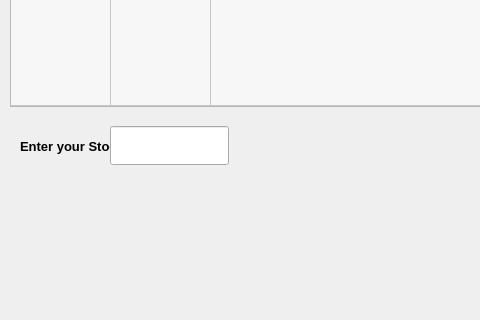
Old version of the form main.ui in the repository zethsqx/simple-qf-calc-py; both pictures show x 0 to 480 and y 194 to 514 of the 986 by 788 pixel window.
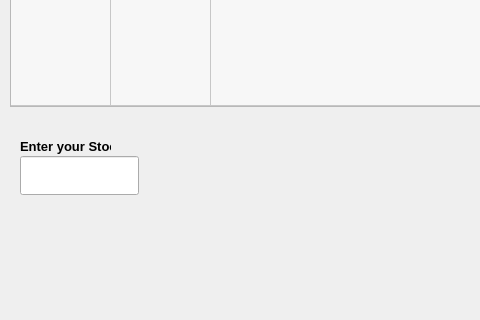
New version of the form.

Commit message: added searchstock.py - make use of a pre define list of stock stocklist.csv - contain the list of stock: stock symbol & stock full name edited main.py - binded serach text box and search button with searchstock.py

```diff
--- a/main.ui
+++ b/main.ui
@@ -122,8 +122,8 @@
    <widget class="QLineEdit" name="stockName">
     <property name="geometry">
      <rect>
-      <x>110</x>
-      <y>320</y>
+      <x>20</x>
+      <y>350</y>
       <width>119</width>
       <height>39</height>
      </rect>
```
Left out of the diff: 2 changed lines with no effect on the pictures. The commit also changes 5 other files.
